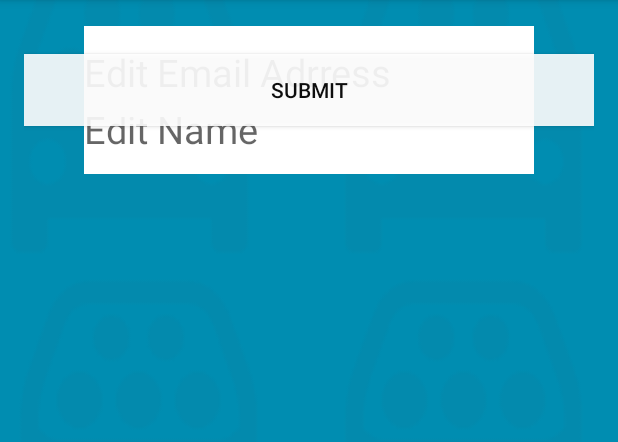
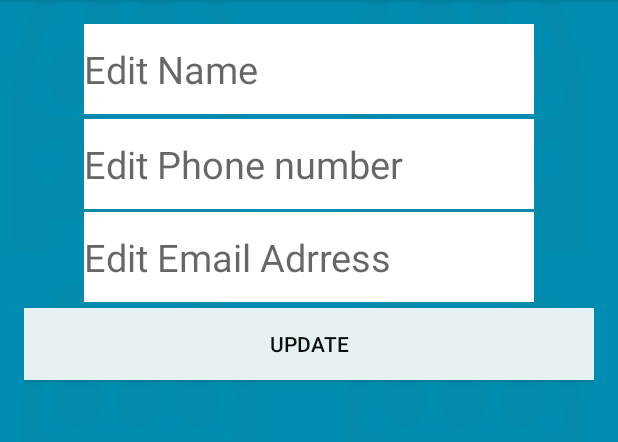
Before and after one commit to KingKongCoderr/ShareRide, an Android app: the Profile_settings screen opened directly, with no data from a screen before it, on a phone screen of 412 x 824 dp, the part 84-526 px from its top. Run offline under Robolectric (Android 15) with nearby library versions, the phone set to English and light mode, and no system bars; 3 statements that could not run were skipped.

```diff
--- a/app/src/main/java/edu/nwmissouri/shareride/RideSearchResults.java
+++ b/app/src/main/java/edu/nwmissouri/shareride/RideSearchResults.java
@@ -87,7 +87,6 @@ public class RideSearchResults extends AppCompatActivity {
 
         rideRequest.addRecentRide(new Ride(searchRequestID, searchFromAddress, searchToAddress, searchAvailability, searchRideTime, searchRideDate, "request", kinveyClient.user().getUsername()));
         rideSearchResultsLV.setOnItemClickListener(new AdapterView.OnItemClickListener() {
-
             @Override
             public void onItemClick(AdapterView<?> parent, View view, int position, long id) {
                 Log.d("CLICKED", "Yes");
--- a/app/src/main/res/layout/activity_login.xml
+++ b/app/src/main/res/layout/activity_login.xml
@@ -126,10 +126,7 @@
                 android:textStyle="bold"
                 android:gravity="center"
                 />
-            <Button
-                android:layout_width="wrap_content"
-                android:layout_height="wrap_content"
-                android:id="@+id/stats_bt"/>
+
         </LinearLayout>
     </LinearLayout>
 
--- a/app/src/main/res/layout/activity_profile_settings.xml
+++ b/app/src/main/res/layout/activity_profile_settings.xml
@@ -18,48 +18,35 @@
         android:inputType="textPersonName"
         android:fontFamily="@string/common_google_play_services_install_text_phone"
         android:id="@+id/editname_et"
-        android:layout_marginTop="40dp"
         android:hint="Edit Name"
-        android:layout_centerHorizontal="true"/>
+        android:layout_alignParentTop="true"
+        android:layout_centerHorizontal="true"
+        android:layout_marginBottom="2dp" />
 
-    <EditText
-        android:layout_width="300dp"
-        android:layout_height="60dp"
-        android:background="#ffffff"
-        android:textSize="25dp"
-        android:inputType="text"
-        android:hint="Edit Username"
-        android:layout_marginTop="2dp"
-        android:id="@+id/editnewusername_et"
-        android:layout_below="@+id/name_et"
-        android:layout_centerHorizontal="true"/>
+    <!--<EditText-->
+        <!--android:layout_width="300dp"-->
+        <!--android:layout_height="60dp"-->
+        <!--android:background="#ffffff"-->
+        <!--android:textSize="25dp"-->
+        <!--android:inputType="text"-->
+        <!--android:hint="Edit Username"-->
+        <!--android:layout_marginTop="2dp"-->
+        <!--android:id="@+id/editnewusername_et"-->
+        <!--android:layout_below="@+id/editname_et"-->
+        <!--android:layout_centerHorizontal="true"/>-->
 
-    <EditText
-        android:layout_width="300dp"
-        android:layout_height="60dp"
-        android:textSize="22dp"
-        android:background="#ffffff"
-        android:inputType="textPassword"
-        android:hint="Edit password"
-        android:textStyle="bold"
-        android:id="@+id/editpassword_et"
-        android:layout_marginTop="2dp"
-        android:layout_below="@+id/newusername_et"
-        android:layout_centerHorizontal="true"/>
-
-    <EditText
-        android:layout_width="300dp"
-        android:layout_height="60dp"
-        android:textSize="22dp"
-        android:background="#ffffff"
-        android:layout_marginTop="2dp"
-        android:textStyle="bold"
-        android:inputType="textPassword"
-        android:hint="Confirm password"
-        android:id="@+id/editconfirmpassword_et"
-        android:layout_below="@+id/password_et"
-        android:layout_centerHorizontal="true"/>
-
+    <!--<EditText-->
+        <!--android:layout_width="300dp"-->
+        <!--android:layout_height="60dp"-->
+        <!--android:textSize="22dp"-->
+        <!--android:background="#ffffff"-->
+        <!--android:inputType="textPassword"-->
+        <!--android:hint="Edit password"-->
+        <!--android:textStyle="bold"-->
+        <!--android:id="@+id/editpassword_et"-->
+        <!--android:layout_marginTop="2dp"-->
+        <!--android:layout_below="@+id/editnewusername_et"-->
+        <!--android:layout_centerHorizontal="true"/>-->
 
     <EditText
         android:layout_width="300dp"
@@ -72,7 +59,8 @@
         android:hint="Edit Phone number"
         android:ems="10"
         android:id="@+id/editphone_et"
-        android:layout_below="@+id/confirmpassword_et"/>
+        android:layout_below="@+id/editname_et"
+        android:layout_marginBottom="2dp" />
 
     <EditText
         android:layout_width="300dp"
@@ -81,62 +69,24 @@
         android:textSize="25dp"
         android:background="#ffffff"
         android:inputType="textEmailAddress"
-        android:layout_marginTop="2dp"
         android:ems="10"
         android:id="@+id/editnewemail_et"
         android:hint="Edit Email Adrress"
 
-        android:layout_below="@+id/phone_et"/>
-
-
-
-    <!--
-                <EditText
-                    android:layout_width="300dp"
-                    android:layout_height="30dp"
-                    android:layout_centerHorizontal="true"
-
-                    android:layout_marginTop="1dp"
-                    android:background="#ffffff"
-                    android:id="@+id/street_et"
-                    android:hint="street address"
-                    android:layout_below="@+id/newemail_et"
-                    />-->
-
-    <!-- <EditText
-         android:layout_width="300dp"
-         android:layout_height="40dp"
-         android:layout_centerHorizontal="true"
-         android:layout_marginTop="1dp"
-
-         android:background="#ffffff"
-
-         android:hint="City Name"
-         android:id="@+id/city_et"
-         android:layout_below="@+id/newemail_et"/>-->
-    <!--
-                <EditText
-                    android:layout_width="300dp"
-                    android:layout_height="40dp"
-                    android:layout_centerHorizontal="true"
-
-                    android:background="#ffffff"
-                    android:id="@+id/zip_et"
-                    android:layout_marginTop="2dp"
-                    android:hint="Zip Code"
-                    android:layout_below="@+id/city_et"/>-->
-
+        android:layout_below="@+id/editphone_et"
+        android:layout_marginBottom="2dp" />
 
     <Button
         android:layout_width="match_parent"
         android:layout_height="wrap_content"
-        android:text="@string/newsubmit_et"
+        android:text="@string/newupdate_et"
         android:textColor="#f2000000"
         android:background="#e6ffFFFF"
         android:id="@+id/editnewsubmit_bt"
-
-        android:layout_marginTop="20dp"
-        android:layout_centerHorizontal="true"/>
+        android:layout_below="@+id/editnewemail_et"
+        android:layout_centerVertical="true"
+        android:layout_alignParentStart="true"
+        android:layout_marginTop="2dp" />
 
 
 </RelativeLayout>
--- a/app/src/main/res/values/strings.xml
+++ b/app/src/main/res/values/strings.xml
@@ -22,6 +22,7 @@
     <string name="contactinfo_tv">Contact Details</string>
     <string name="address_tv">ADDRESS</string>
     <string name="newsubmit_et">Submit</string>
+    <string name="newupdate_et">Update</string>
     <string name="time_prompt">Select Time...</string>
     <string name="logout">Logout</string>
 
```
Also changed, not shown: app/src/main/java/edu/nwmissouri/shareride/FragmentRideRecent.java (+56 -0 lines), app/src/main/java/edu/nwmissouri/shareride/LoginActivity.java (+1 -9 lines).
